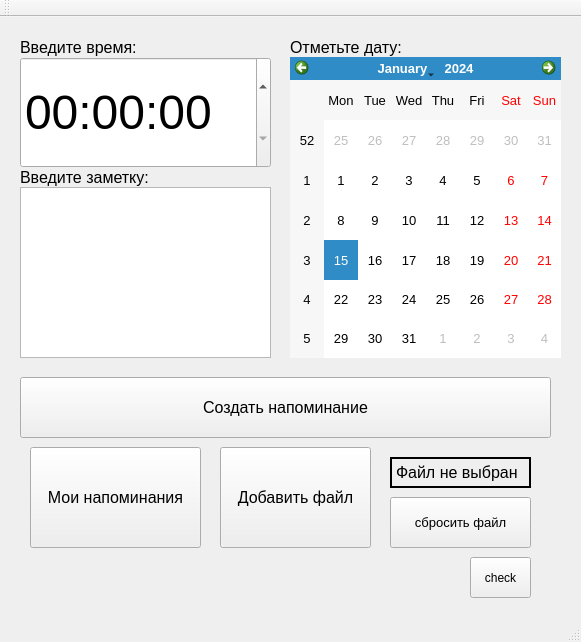
Qt form mainwindow.ui (slevinsps/reminder) before a commit.
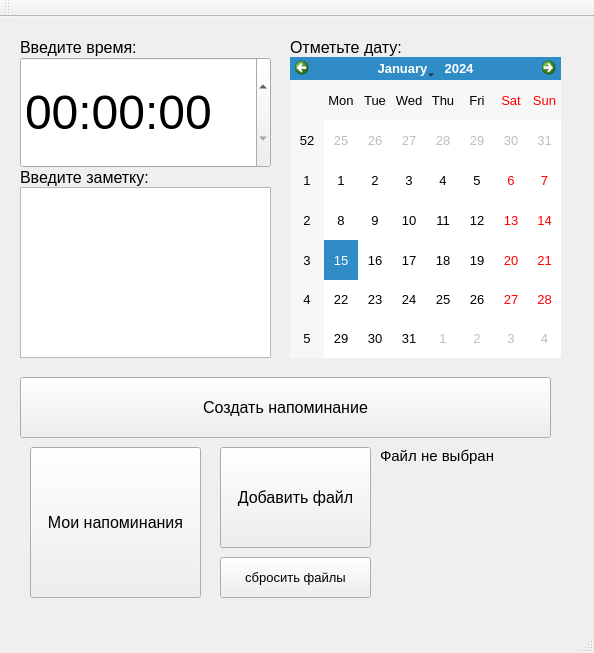
The same form after that commit.

Patch:
```diff
--- a/mainwindow.ui
+++ b/mainwindow.ui
@@ -6,8 +6,8 @@
    <rect>
     <x>0</x>
     <y>0</y>
-    <width>581</width>
-    <height>642</height>
+    <width>594</width>
+    <height>653</height>
    </rect>
   </property>
   <property name="windowTitle">
@@ -78,26 +78,13 @@
      </rect>
     </property>
    </widget>
-   <widget class="QPushButton" name="pushButton_2">
-    <property name="geometry">
-     <rect>
-      <x>470</x>
-      <y>540</y>
-      <width>61</width>
-      <height>41</height>
-     </rect>
-    </property>
-    <property name="text">
-     <string>check</string>
-    </property>
-   </widget>
-   <widget class="QPushButton" name="pushButton_4">
+   <widget class="QPushButton" name="all_rem_Button">
     <property name="geometry">
      <rect>
       <x>30</x>
       <y>430</y>
       <width>171</width>
-      <height>101</height>
+      <height>151</height>
      </rect>
     </property>
     <property name="font">
@@ -184,19 +171,19 @@
    <widget class="QLabel" name="label_file">
     <property name="geometry">
      <rect>
-      <x>390</x>
-      <y>440</y>
-      <width>141</width>
-      <height>31</height>
+      <x>380</x>
+      <y>430</y>
+      <width>201</width>
+      <height>141</height>
      </rect>
     </property>
     <property name="font">
      <font>
-      <pointsize>12</pointsize>
+      <pointsize>11</pointsize>
      </font>
     </property>
     <property name="frameShape">
-     <enum>QFrame::WinPanel</enum>
+     <enum>QFrame::NoFrame</enum>
     </property>
     <property name="frameShadow">
      <enum>QFrame::Plain</enum>
@@ -204,6 +191,9 @@
     <property name="text">
      <string>Файл не выбран</string>
     </property>
+    <property name="alignment">
+     <set>Qt::AlignLeading|Qt::AlignLeft|Qt::AlignTop</set>
+    </property>
     <property name="margin">
      <number>3</number>
     </property>
@@ -211,10 +201,10 @@
    <widget class="QPushButton" name="pushButton_5">
     <property name="geometry">
      <rect>
-      <x>390</x>
-      <y>480</y>
-      <width>141</width>
-      <height>51</height>
+      <x>220</x>
+      <y>540</y>
+      <width>151</width>
+      <height>41</height>
      </rect>
     </property>
     <property name="font">
@@ -223,7 +213,7 @@
      </font>
     </property>
     <property name="text">
-     <string>сбросить файл</string>
+     <string>сбросить файлы</string>
     </property>
    </widget>
   </widget>
```
Left out of the diff: 8 changed lines with no effect on the pictures.
